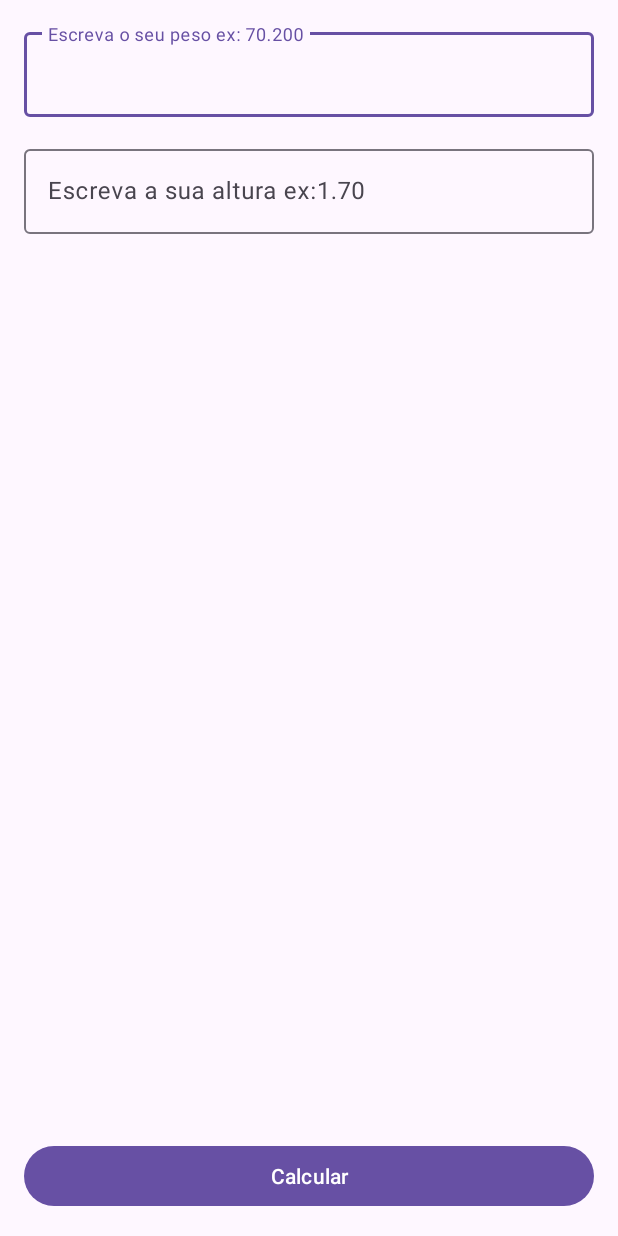
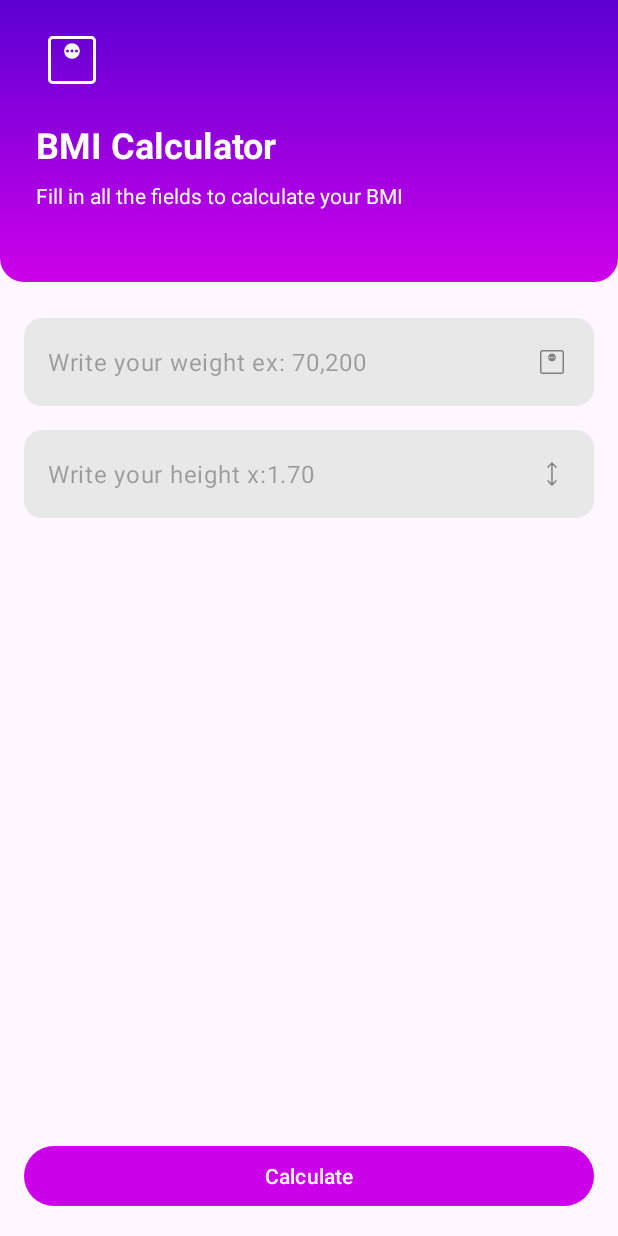
Before and after one commit to Grsis/BMIcalculator, an Android app: the screen it shows after launch (MainActivity), on a phone screen of 412 x 824 dp. Run offline under Robolectric (Android 15) with nearby library versions, the phone set to English and light mode, and no system bars.

Commit message:
translate the app to english finish the design add colors for all the classifications

```diff
--- a/app/src/main/java/com/comunidadedevspace/imc/MainActivity.kt
+++ b/app/src/main/java/com/comunidadedevspace/imc/MainActivity.kt
@@ -12,43 +12,39 @@ class MainActivity : AppCompatActivity() {
         super.onCreate(savedInstanceState)
         setContentView(R.layout.activity_main)
 
-        val  edtPeso = findViewById<TextInputEditText>(R.id.edt_peso)
-        val edtAltura = findViewById<TextInputEditText>(R.id.edt_altura)
+        val edtweight = findViewById<TextInputEditText>(R.id.edt_weight)
+        val edtheight = findViewById<TextInputEditText>(R.id.edt_height)
 
-        val btnCalcular = findViewById<Button>(R.id.btn_calcular)
+        val btnCalculate = findViewById<Button>(R.id.btn_calculate)
 
-        btnCalcular.setOnClickListener{
+        btnCalculate.setOnClickListener {
 
 
-            val pesoStr: String= edtPeso.text.toString()
-            val alturaStr: String = edtAltura.text.toString()
+            val weightStr: String = edtweight.text.toString()
+            val heightStr: String = edtheight.text.toString()
 
-            if(pesoStr == "" || alturaStr == ""){
+            if (weightStr == "" || heightStr == "") {
                 Snackbar
                     .make(
-                    edtPeso,
-                   "Preencha os campos vazios",
-                    Snackbar.LENGTH_LONG
-                )
+                        edtweight,
+                        "Fill in the empty fields",
+                        Snackbar.LENGTH_LONG
+                    )
                     .show()
-            }
+            } else {
 
-                val peso = pesoStr.toFloat()
-                val altura = alturaStr.toFloat()
+                val weight = weightStr.toFloat()
+                val height = heightStr.toFloat()
 
-                val alturaQ2 = altura * altura
-                val resultado = peso /alturaQ2
+                val heightQ2 = height * height
+                val resultado = weight / heightQ2
 
-                // Navegar para a proxima tela
-                // Criar o layout da proxima tela
-                // Passar dados(resultado) para a proxima tela
 
-                // Intent - Classe do android
                 val intent = Intent(this, ResultActivity::class.java)
                 intent.putExtra(KEY_RESULT_IMC, resultado)
                 startActivity(intent)
 
-                println("p" + resultado)
-             }
+            }
         }
     }
+}
--- /dev/null
+++ b/app/src/main/res/drawable/gradient_bg.xml
@@ -0,0 +1,11 @@
+<?xml version="1.0" encoding="utf-8"?>
+<shape xmlns:android="http://schemas.android.com/apk/res/android">
+    <corners android:topLeftRadius="0dp"
+             android:bottomLeftRadius="16dp"
+             android:bottomRightRadius="16dp" />
+
+    <gradient
+        android:startColor="@color/primary_400"
+        android:endColor="@color/primary_900"
+        android:angle="90" />
+</shape>
--- /dev/null
+++ b/app/src/main/res/drawable/ic_height.xml
@@ -0,0 +1,9 @@
+<vector xmlns:android="http://schemas.android.com/apk/res/android"
+    android:width="24dp"
+    android:height="24dp"
+    android:viewportWidth="960"
+    android:viewportHeight="960">
+  <path
+      android:fillColor="#FF808080"
+      android:pathData="M479.23,800 L347.69,668.46l27.54,-27.54 84,82.23v-487.08l-83.23,83 -27.54,-27.54L480,160l131.54,131.54 -28.31,28.54 -84,-83.23v486.31l84,-82.23 27.54,27.54L479.23,800Z"/>
+</vector>
--- /dev/null
+++ b/app/src/main/res/drawable/ic_weight.xml
@@ -0,0 +1,9 @@
+<vector xmlns:android="http://schemas.android.com/apk/res/android"
+    android:width="24dp"
+    android:height="24dp"
+    android:viewportWidth="960"
+    android:viewportHeight="960">
+    <path
+        android:fillColor="#FF808080"
+        android:pathData="M480,464.61q43.85,0 74.23,-30.38 30.38,-30.39 30.38,-74.23 0,-43.85 -30.38,-74.23 -30.39,-30.38 -74.23,-30.38 -43.85,0 -74.23,30.38 -30.38,30.39 -30.38,74.23 0,43.85 30.38,74.23 30.39,30.38 74.23,30.38ZM420,380q-8,0 -14,-6t-6,-14q0,-8 6,-14t14,-6q8,0 14,6t6,14q0,8 -6,14t-14,6ZM480,380q-8,0 -14,-6t-6,-14q0,-8 6,-14t14,-6q8,0 14,6t6,14q0,8 -6,14t-14,6ZM540,380q-8,0 -14,-6t-6,-14q0,-8 6,-14t14,-6q8,0 14,6t6,14q0,8 -6,14t-14,6ZM224.62,800Q197,800 178.5,781.5 160,763 160,735.39v-510.77Q160,197 178.5,178.5 197,160 224.62,160h510.77Q763,160 781.5,178.5 800,197 800,224.61v510.77Q800,763 781.5,781.5 763,800 735.39,800h-510.77ZM224.62,760h510.77q9.23,0 16.92,-7.69Q760,744.61 760,735.39v-510.77q0,-9.23 -7.69,-16.92Q744.61,200 735.39,200h-510.77q-9.23,0 -16.92,7.69Q200,215.39 200,224.61v510.77q0,9.23 7.69,16.92Q215.38,760 224.62,760ZM200,200v560,-560Z" />
+</vector>
--- /dev/null
+++ b/app/src/main/res/drawable/rounded_bg.xml
@@ -0,0 +1,5 @@
+<?xml version="1.0" encoding="utf-8"?>
+<shape xmlns:android="http://schemas.android.com/apk/res/android">
+    <solid android:color="#E8E8E8" />
+    <corners android:radius="12dp" />
+</shape>
--- a/app/src/main/res/layout/activity_main.xml
+++ b/app/src/main/res/layout/activity_main.xml
@@ -6,47 +6,101 @@
     android:layout_height="match_parent"
     tools:context=".MainActivity">
 
+    <LinearLayout
+        android:id="@+id/vg_header"
+        android:layout_width="match_parent"
+        android:layout_height="wrap_content"
+        android:background="@drawable/gradient_bg"
+        android:orientation="vertical"
+        app:layout_constraintEnd_toEndOf="parent"
+        app:layout_constraintStart_toStartOf="parent"
+        app:layout_constraintTop_toTopOf="parent">
+
+        <ImageView
+            android:layout_width="48dp"
+            android:layout_height="48dp"
+            android:layout_marginTop="16dp"
+            android:layout_marginStart="24dp"
+            android:layout_marginBottom="16dp"
+            android:src="@drawable/ic_weight"
+            app:tint="@color/white" />
+
+        <TextView
+            android:layout_width="wrap_content"
+            android:layout_height="wrap_content"
+            android:layout_marginStart="24dp"
+            android:text="BMI Calculator"
+            android:textColor="@color/white"
+            android:textSize="24sp"
+            android:textStyle="bold" />
+
+        <TextView
+            android:layout_width="wrap_content"
+            android:layout_height="wrap_content"
+            android:layout_marginStart="24dp"
+            android:layout_marginTop="8dp"
+            android:layout_marginEnd="24dp"
+            android:layout_marginBottom="48dp"
+            android:text="Fill in all the fields to calculate your BMI"
+            android:textColor="@color/white" />
+
+
+    </LinearLayout>
 
     <Button
-        android:id="@+id/btn_calcular"
-        android:layout_width="match_parent"
+        android:id="@+id/btn_calculate"
+        android:layout_width="0dp"
         android:layout_height="wrap_content"
         android:layout_margin="16dp"
-        android:text="Calcular"
+        android:layout_marginStart="16dp"
+        android:layout_marginEnd="16dp"
+        android:text="Calculate"
         app:layout_constraintBottom_toBottomOf="parent"
-        tools:layout_editor_absoluteX="168dp" />
+        app:layout_constraintEnd_toEndOf="parent"
+        app:layout_constraintStart_toStartOf="parent" />
 
     <com.google.android.material.textfield.TextInputLayout
         android:id="@+id/textInputLayout"
         android:layout_width="match_parent"
         android:layout_height="wrap_content"
-        android:layout_margin="16dp"
+        android:layout_marginStart="16dp"
+        android:layout_marginTop="24dp"
+        android:layout_marginEnd="16dp"
+        app:hintEnabled="false"
         app:layout_constraintEnd_toEndOf="parent"
         app:layout_constraintStart_toStartOf="parent"
-        app:layout_constraintTop_toTopOf="parent">
+        app:layout_constraintTop_toBottomOf="@+id/vg_header">
 
         <com.google.android.material.textfield.TextInputEditText
-            android:id="@+id/edt_peso"
+            android:id="@+id/edt_weight"
             android:layout_width="match_parent"
             android:layout_height="wrap_content"
-            android:hint="Escreva o seu peso ex: 70.200"
-            android:inputType="numberDecimal" />
+            android:background="@drawable/rounded_bg"
+            android:drawableEnd="@drawable/ic_weight"
+            android:hint="Write your weight ex: 70,200"
+            android:inputType="numberDecimal"
+            android:maxLength="6" />
 
     </com.google.android.material.textfield.TextInputLayout>
 
     <com.google.android.material.textfield.TextInputLayout
+        android:id="@+id/textInputLayout3"
         android:layout_width="match_parent"
         android:layout_height="wrap_content"
         android:layout_margin="16dp"
+        app:hintEnabled="false"
         app:layout_constraintStart_toStartOf="parent"
         app:layout_constraintTop_toBottomOf="@+id/textInputLayout">
 
         <com.google.android.material.textfield.TextInputEditText
-            android:id="@+id/edt_altura"
+            android:id="@+id/edt_height"
             android:layout_width="match_parent"
             android:layout_height="wrap_content"
-            android:hint="Escreva a sua altura ex:1.70"
-            android:inputType="numberDecimal" />
+            android:background="@drawable/rounded_bg"
+            android:drawableEnd="@drawable/ic_height"
+            android:hint="Write your height x:1.70"
+            android:inputType="numberDecimal"
+            android:maxLength="4" />
 
     </com.google.android.material.textfield.TextInputLayout>
 
--- a/app/src/main/res/values-night/themes.xml
+++ b/app/src/main/res/values-night/themes.xml
@@ -2,6 +2,7 @@
     <!-- Base application theme. -->
     <style name="Base.Theme.Calculadoraimc" parent="Theme.Material3.DayNight.NoActionBar">
         <!-- Customize your dark theme here. -->
-        <!-- <item name="colorPrimary">@color/my_dark_primary</item> -->
+      <item name="colorPrimary">@color/primary_400</item>
+        <item name="android:statusBarColor">@color/primary_900</item>
     </style>
 </resources>
--- a/app/src/main/res/values/colors.xml
+++ b/app/src/main/res/values/colors.xml
@@ -2,4 +2,13 @@
 <resources>
     <color name="black">#FF000000</color>
     <color name="white">#FFFFFFFF</color>
+
+    <color name="primary_400">#cd00ea</color>
+    <color name="primary_900">#5c00d2</color>
+    <color name="purple_200">#FFBB86FC</color>
+    <color name="purple_500">#FF6200EE</color>
+    <color name="purple_700">#FF3700B3</color>
+    <color name="teal_200">#FF03DAC5</color>
+    <color name="teal_700">#FF018786</color>
+    <color name="red">#FFCF2929</color>
 </resources>
--- a/app/src/main/res/values/themes.xml
+++ b/app/src/main/res/values/themes.xml
@@ -2,7 +2,8 @@
     <!-- Base application theme. -->
     <style name="Base.Theme.Calculadoraimc" parent="Theme.Material3.DayNight.NoActionBar">
         <!-- Customize your light theme here. -->
-        <!-- <item name="colorPrimary">@color/my_light_primary</item> -->
+        <item name="colorPrimary">@color/primary_400</item>
+        <item name="android:statusBarColor">@color/primary_900</item>
     </style>
 
     <style name="Theme.Calculadoraimc" parent="Base.Theme.Calculadoraimc" />
```
Also changed, not shown: app/src/main/java/com/comunidadedevspace/imc/ResultActivity.kt (+35 -17 lines), app/src/main/res/layout/activity_result.xml (+58 -14 lines).
